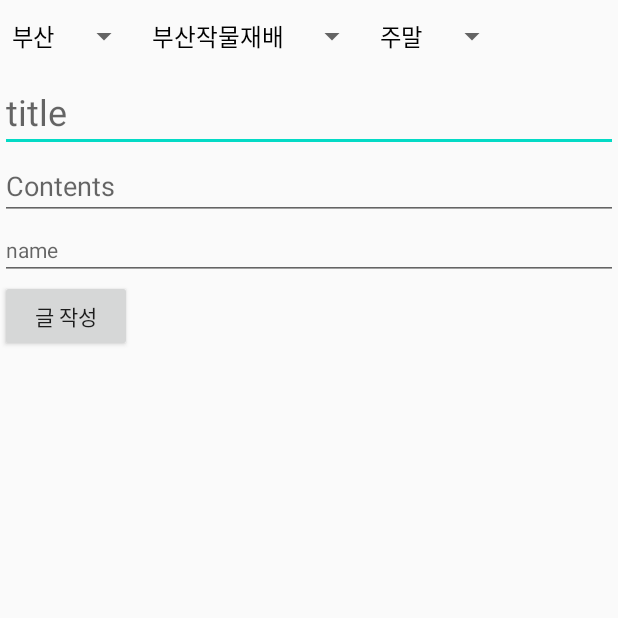
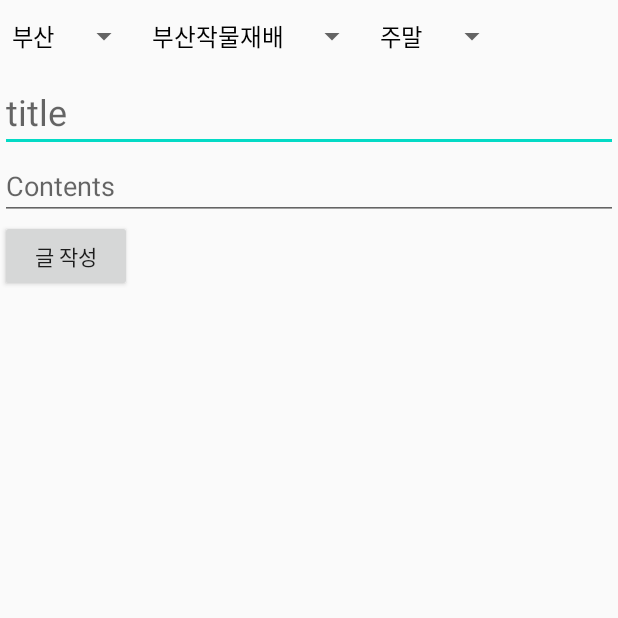
Before and after one commit to ChoiSiChang/team, an Android app: the WriteActivity screen opened directly, with no data from a screen before it, on a phone screen of 412 x 824 dp, the top half of it. Run offline under Robolectric (Android 15) with nearby library versions, the phone set to English and light mode, and no system bars; our stand-ins replace Firebase (no records; nobody signed in at launch, a user with empty details on screens opened directly).

Commit message:
글작성시 id가 작성자로 들어가도록 수정 글쓰기 화면에서 id 입력 텍스트칸 삭제
글작성시 id가 작성자로 들어가도록 수정 글쓰기 화면에서 id 입력 텍스트칸 삭제

```diff
--- a/MyAndroidCapstone/app/src/main/AndroidManifest.xml
+++ b/MyAndroidCapstone/app/src/main/AndroidManifest.xml
@@ -17,7 +17,7 @@
             android:name="com.naver.maps.map.CLIENT_ID"
             android:value="ow7zpezuez" />
 
-        <activity android:name=".Dae_MainActivity">
+        <activity android:name=".MainActivity">
             <intent-filter>
                 <action android:name="android.intent.action.MAIN" />
 
@@ -27,7 +27,7 @@
         <activity android:name=".Drawerlayout"></activity>
         <activity android:name=".WriteActivity"></activity>
 
-        <activity android:name=".MainActivity"></activity>
+        <activity android:name=".Dae_MainActivity"></activity>
         <activity android:name=".MapSearchActivity"></activity>
         <activity android:name=".HomeActivity" />
         <activity android:name=".Join" />
--- a/MyAndroidCapstone/app/src/main/java/com/example/myapplication/HomeActivity.java
+++ b/MyAndroidCapstone/app/src/main/java/com/example/myapplication/HomeActivity.java
@@ -26,7 +26,7 @@ public class HomeActivity extends Activity {
         super.onCreate(savedInstanceState);
         setContentView(R.layout.activity_home);
         Intent intent = getIntent();
-        id=intent.getStringExtra("id");
+
         //Log.d("1차 홈액티비티 테스트",id);
         WriterBtn1 = (Button)findViewById(R.id.writerbtn1);
         WriterBtn1.setOnClickListener(btnListener1);
@@ -75,7 +75,6 @@ public class HomeActivity extends Activity {
                     try {
                         Intent intent = new Intent(HomeActivity.this, Write.class);
                         //Log.d("2차 홈액티비티 테스트",id);
-                        intent.putExtra("id",id);
                         startActivity(intent);
                         //finish();
 
--- a/MyAndroidCapstone/app/src/main/java/com/example/myapplication/WriteActivity.java
+++ b/MyAndroidCapstone/app/src/main/java/com/example/myapplication/WriteActivity.java
@@ -3,6 +3,7 @@ package com.example.myapplication;
 import androidx.annotation.NonNull;
 import androidx.appcompat.app.AppCompatActivity;
 
+import android.content.Intent;
 import android.os.Bundle;
 import android.util.Log;
 import android.view.View;
@@ -32,7 +33,7 @@ public class WriteActivity extends AppCompatActivity implements AdapterView.OnIt
 
     private EditText mWriteTitleText;
     private EditText mWriteContentsText;
-    private EditText mWriteNameText;
+
     private Button mWriteUploadButton; //플로팅액션 버튼 (파란연필)
 
     private String[] ArrayFirstArea = {"부산", "김해", "창원"}; //첫 번째 Spinner에 들어갈 배열
@@ -51,9 +52,12 @@ public class WriteActivity extends AppCompatActivity implements AdapterView.OnIt
     ArrayAdapter<String> weeklist;
 
     String pId, pTitle, pContents, pName, pArea, pWork, pDay;
-
+    String id2;
     @Override
     protected void onCreate(Bundle savedInstanceState) {
+
+
+        id2=MainActivity.id;
         super.onCreate(savedInstanceState);
         setContentView(R.layout.activity_write2);
 
@@ -61,7 +65,7 @@ public class WriteActivity extends AppCompatActivity implements AdapterView.OnIt
 
         mWriteTitleText = findViewById(R.id.write_title_text);
         mWriteContentsText = findViewById(R.id.write_contents_text);
-        mWriteNameText = findViewById(R.id.write_name_text);
+
         mWriteUploadButton = findViewById(R.id.write_upload_button);
 
         mFirstArea = (Spinner)findViewById(R.id.first_area);
@@ -82,7 +86,8 @@ public class WriteActivity extends AppCompatActivity implements AdapterView.OnIt
         weeklist = new ArrayAdapter<String>(this,R.layout.support_simple_spinner_dropdown_item, ArrayWeek);
         mWeekend.setAdapter(weeklist);
 
-        final Bundle bundle = getIntent().getExtras();
+        //final Bundle bundle = getIntent().getExtras();
+        final Bundle bundle = null;
         if (bundle != null) {
             //Update
             mWriteUploadButton.setText("수정");
@@ -97,7 +102,7 @@ public class WriteActivity extends AppCompatActivity implements AdapterView.OnIt
             //set data
             mWriteTitleText.setText(pTitle);
             mWriteContentsText.setText(pContents);
-            mWriteNameText.setText(pName);
+
             mFirstArea.setSelection(arealist.getPosition(pArea));
             //mWorkList.setSelection(worklist.getPosition(pWork));
             // Spinner worklist를 잘 못찾는듯.  NullPointerException
@@ -120,24 +125,24 @@ public class WriteActivity extends AppCompatActivity implements AdapterView.OnIt
                     String id = pId;
                     String title = mWriteTitleText.getText().toString();
                     String contents = mWriteContentsText.getText().toString();
-                    String name = mWriteNameText.getText().toString();
+
                     String area = mFirstArea.getSelectedItem().toString();
                     String work = mWorkList.getSelectedItem().toString();
                     String day = mWeekend.getSelectedItem().toString();
 
-                    updateData(id, title, contents, name, area, work, day);
+                    updateData(id, title, contents, id2, area, work, day);
                 }
                 else{
                     //adding new
                     //input data
                     String title = mWriteTitleText.getText().toString();
                     String contents = mWriteContentsText.getText().toString();
-                    String name = mWriteNameText.getText().toString();
+
                     String area = mFirstArea.getSelectedItem().toString();
                     String work = mWorkList.getSelectedItem().toString();
                     String day = mWeekend.getSelectedItem().toString();
 
-                    uploadData(title, contents, name, area, work, day);
+                    uploadData(title, contents, id2, area, work, day);
                 }
 
                 /*
@@ -201,7 +206,7 @@ public class WriteActivity extends AppCompatActivity implements AdapterView.OnIt
         //EditText 속 문자
         post.put("title", mWriteTitleText.getText().toString());
         post.put("contents", mWriteContentsText.getText().toString());
-        post.put("name", mWriteNameText.getText().toString());
+        post.put("name", id2);
 
         //                         document인자로 id를 주면 됨, 인덱스찾는 단서
         mStore.collection("board").document(id).set(post)
--- a/MyAndroidCapstone/app/src/main/res/layout/activity_write2.xml
+++ b/MyAndroidCapstone/app/src/main/res/layout/activity_write2.xml
@@ -48,14 +48,6 @@
         android:textSize="18sp"
         android:hint="Contents"/>
 
-    <EditText
-        android:id="@+id/write_name_text"
-        android:layout_width="match_parent"
-        android:layout_height="wrap_content"
-        android:hint="name"
-        android:textSize="14sp"/>
-
-
 
     <Button
         android:id="@+id/write_upload_button"
--- a/MyTeamProject1/app/src/main/java/com/example/myteamproject1/MainActivity.java
+++ b/MyTeamProject1/app/src/main/java/com/example/myteamproject1/MainActivity.java
@@ -23,7 +23,7 @@ public class MainActivity extends AppCompatActivity {
     Button loginBtn, joinBtn;
     SHA256 sha256;
 
-    static final String ip ="192.168.34.147"; // cmd에서 ipconfig로 나온 자신의 ip를 넣어야함 클라우드에 tomcat 올리는중..
+    static final String ip ="192.168.35.60"; // cmd에서 ipconfig로 나온 자신의 ip를 넣어야함 클라우드에 tomcat 올리는중..
     @Override
     protected void onCreate(Bundle savedInstanceState) {
         super.onCreate(savedInstanceState);
```
Also changed, not shown: MyAndroidCapstone/app/src/main/java/com/example/myapplication/Dae_MainActivity.java (+10 -2 lines), MyAndroidCapstone/app/src/main/java/com/example/myapplication/MainActivity.java (+4 -3 lines), 603 other files.
